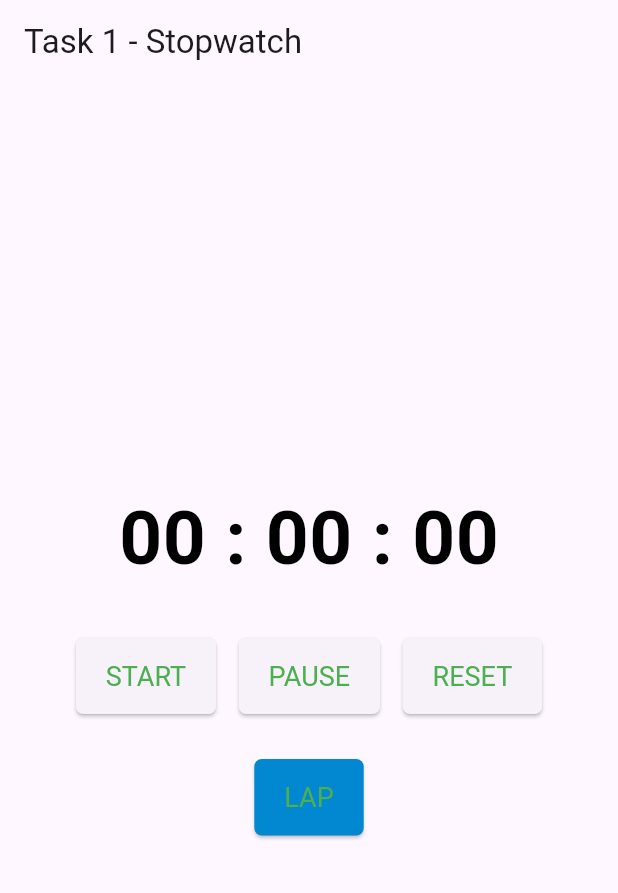
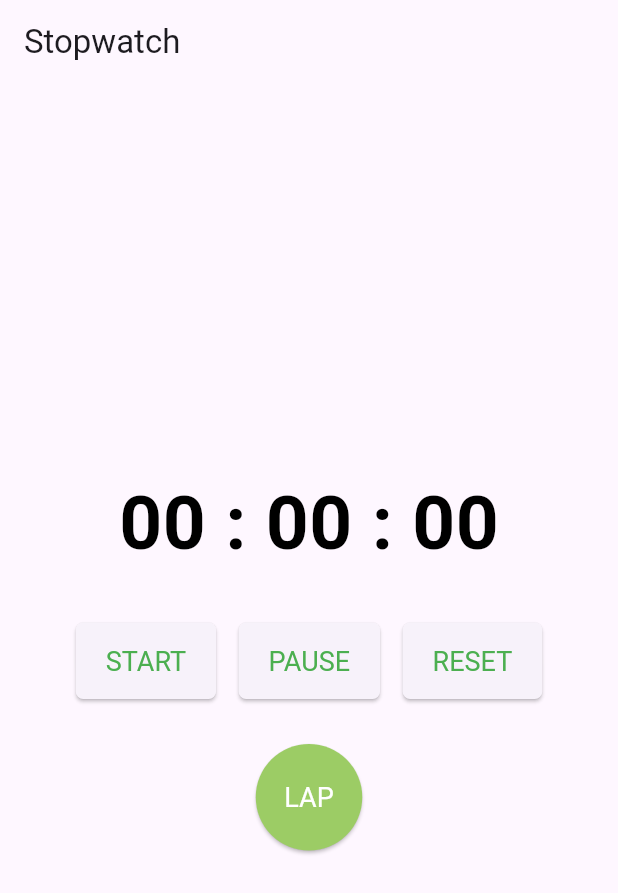
Before and after one commit to Rebeka97/stopwatch, a Flutter app: the screen it shows after launch, on a phone screen of 412 x 824 dp. Shown: the top 893 px of the screen. Run offline on Flutter 3.47's test engine with Material 3 defaults, Android fonts, the phone set to English and light mode, and no system bars.

Commit message:
Implement lap data storage (List<String>) and circular LAP button UI

```diff
--- a/lib/main.dart
+++ b/lib/main.dart
@@ -20,6 +20,10 @@ class CounterAppState extends State<CounterApp> {
 
   bool isRunning = false; //logikai valtozo a mar futo szamlalomhoz
   bool highlightChange = false; //percvaltasnak szinvaltas
+
+  List<String> laps = []; //koridok tarolasara szolgalo lista
+
+  //TASK: IDE KELL AZ IDO FORMAZASAHOZ VALAMI METODUSFELE, AMIT KIIRASKOR MEGHIVOK, CSAK NEM TUDOM HOGY KELL!!!!!!!!!!!!!!!!!!!!!!!!
 
   /*void _increment() { //valtozo novelese
     setState(() {
@@ -134,7 +138,8 @@ class CounterAppState extends State<CounterApp> {
       debugShowCheckedModeBanner: false,
 
       home: Scaffold(
-        appBar: AppBar(title: const Text('Task 1 - Stopwatch')),
+        //appBar: AppBar(title: const Text('Task 1 - Stopwatch')),
+        appBar: AppBar(title: const Text('Stopwatch')),
         body: Center(
           child: Column(
             mainAxisAlignment: MainAxisAlignment.center, //kozepre igazit
@@ -197,9 +202,14 @@ class CounterAppState extends State<CounterApp> {
                   ElevatedButton(
                     onPressed: lap,
                     style: buttonStyle.copyWith(
+                      shape: MaterialStateProperty.all(const CircleBorder()),
+                      padding: MaterialStateProperty.all(
+                        const EdgeInsets.all(25),
+                      ),
                       backgroundColor: MaterialStateProperty.all(
-                        Colors.lightBlue.shade700,
+                        Colors.lightGreen.shade400,
                       ),
+                      foregroundColor: MaterialStateProperty.all(Colors.white),
                     ),
                     child: const Text('LAP'),
                   ),
```
